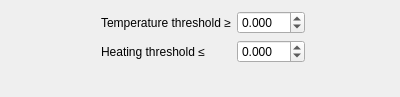
Qt form src/util/FormCStop.ui (lcnsqr/neblinux) before a commit.
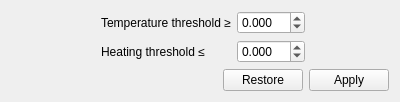
The same form after that commit.

```diff
--- a/src/util/FormCStop.ui
+++ b/src/util/FormCStop.ui
@@ -13,6 +13,8 @@
   <property name="windowTitle">
    <string>Form</string>
   </property>
+  <layout class="QVBoxLayout" name="verticalLayout">
+   <item>
   <layout class="QFormLayout" name="formLayout">
    <property name="formAlignment">
     <set>Qt::AlignHCenter|Qt::AlignTop</set>
@@ -86,6 +88,39 @@
       <double>0.001000000000000</double>
      </property>
     </widget>
+     </item>
+    </layout>
+   </item>
+   <item>
+    <layout class="QHBoxLayout" name="horizontalLayout">
+     <item>
+      <spacer name="horizontalSpacer">
+       <property name="orientation">
+        <enum>Qt::Horizontal</enum>
+       </property>
+       <property name="sizeHint" stdset="0">
+        <size>
+         <width>40</width>
+         <height>20</height>
+        </size>
+       </property>
+      </spacer>
+     </item>
+     <item>
+      <widget class="QPushButton" name="cStopRestore">
+       <property name="text">
+        <string>Restore</string>
+       </property>
+      </widget>
+     </item>
+     <item>
+      <widget class="QPushButton" name="cStopApply">
+       <property name="text">
+        <string>Apply</string>
+       </property>
+      </widget>
+     </item>
+    </layout>
    </item>
   </layout>
  </widget>
```
Lines whose indentation alone changed are shown as unchanged.
